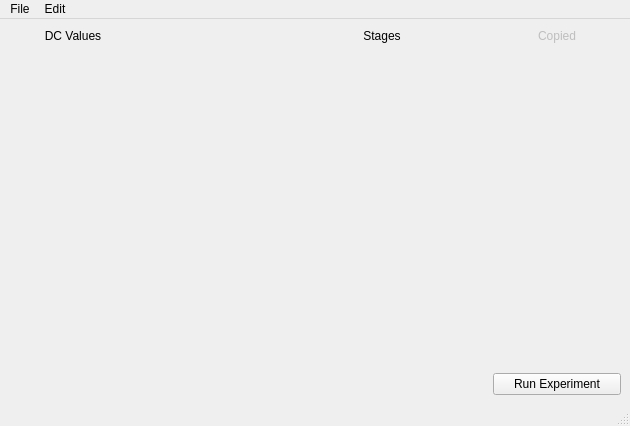
The window that gui.ui (hoogeroo/RbSetup2) describes before a commit, drawn with Qt 5.
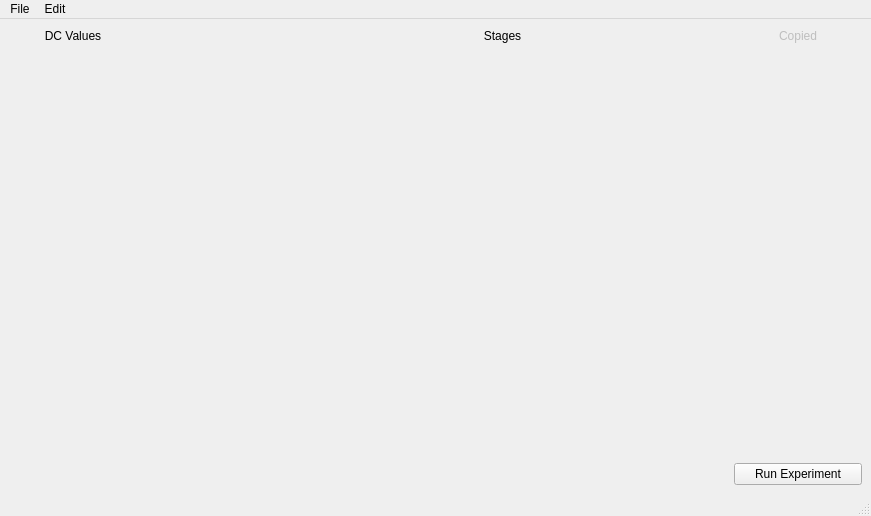
The same window after the commit.

Commit message: working dc with numpy array and new gui

The edit to the form file:
```diff
--- a/gui.ui
+++ b/gui.ui
@@ -6,8 +6,8 @@
    <rect>
     <x>0</x>
     <y>0</y>
-    <width>630</width>
-    <height>426</height>
+    <width>871</width>
+    <height>516</height>
    </rect>
   </property>
   <property name="windowTitle">
@@ -52,8 +52,8 @@
         <rect>
          <x>0</x>
          <y>0</y>
-         <width>210</width>
-         <height>311</height>
+         <width>451</width>
+         <height>401</height>
         </rect>
        </property>
        <layout class="QHBoxLayout" name="stages_container">
@@ -184,7 +184,7 @@
     <rect>
      <x>0</x>
      <y>0</y>
-     <width>630</width>
+     <width>871</width>
      <height>22</height>
     </rect>
    </property>
```
The commit also changes 4 other files.
